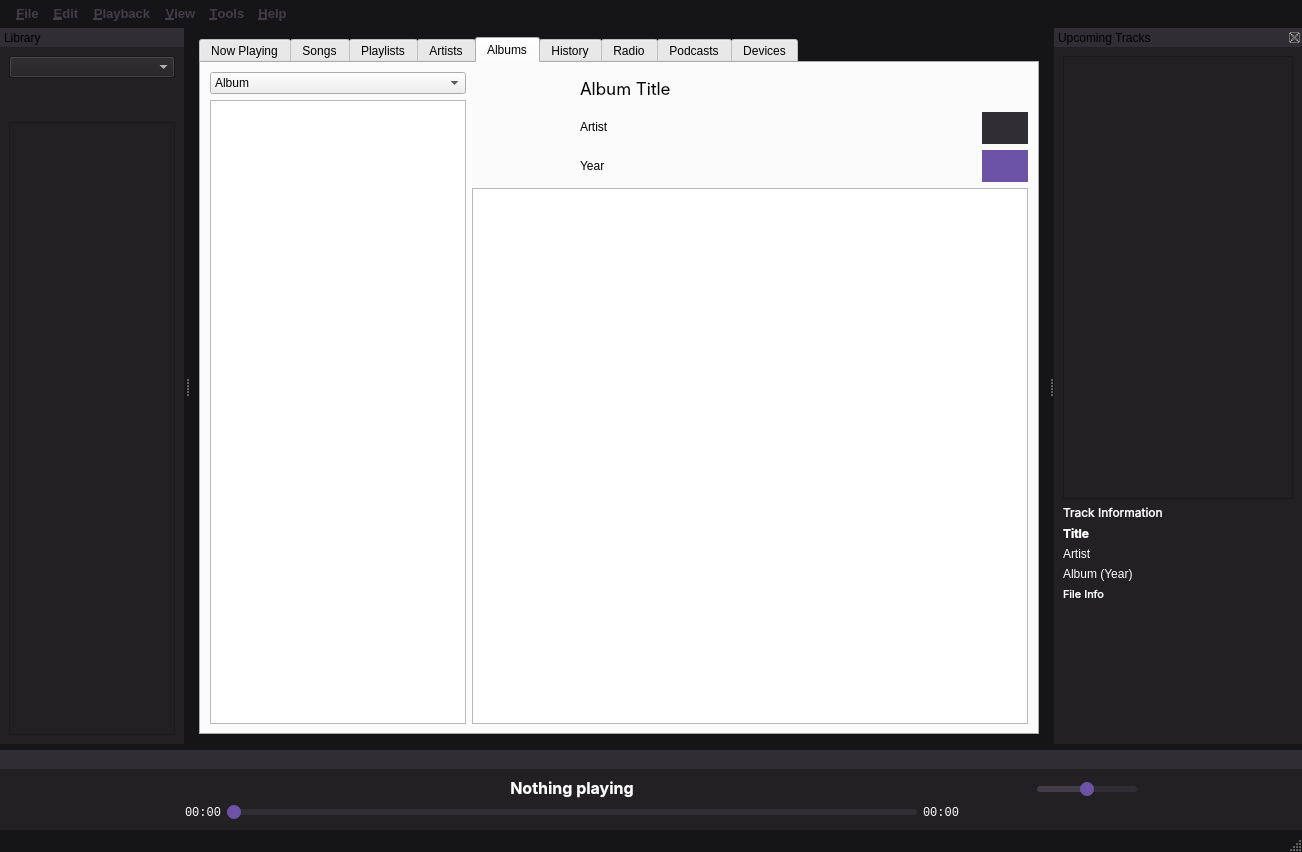
Qt form ui/player.ui (music-hive-dev/MusicHive) before a commit.
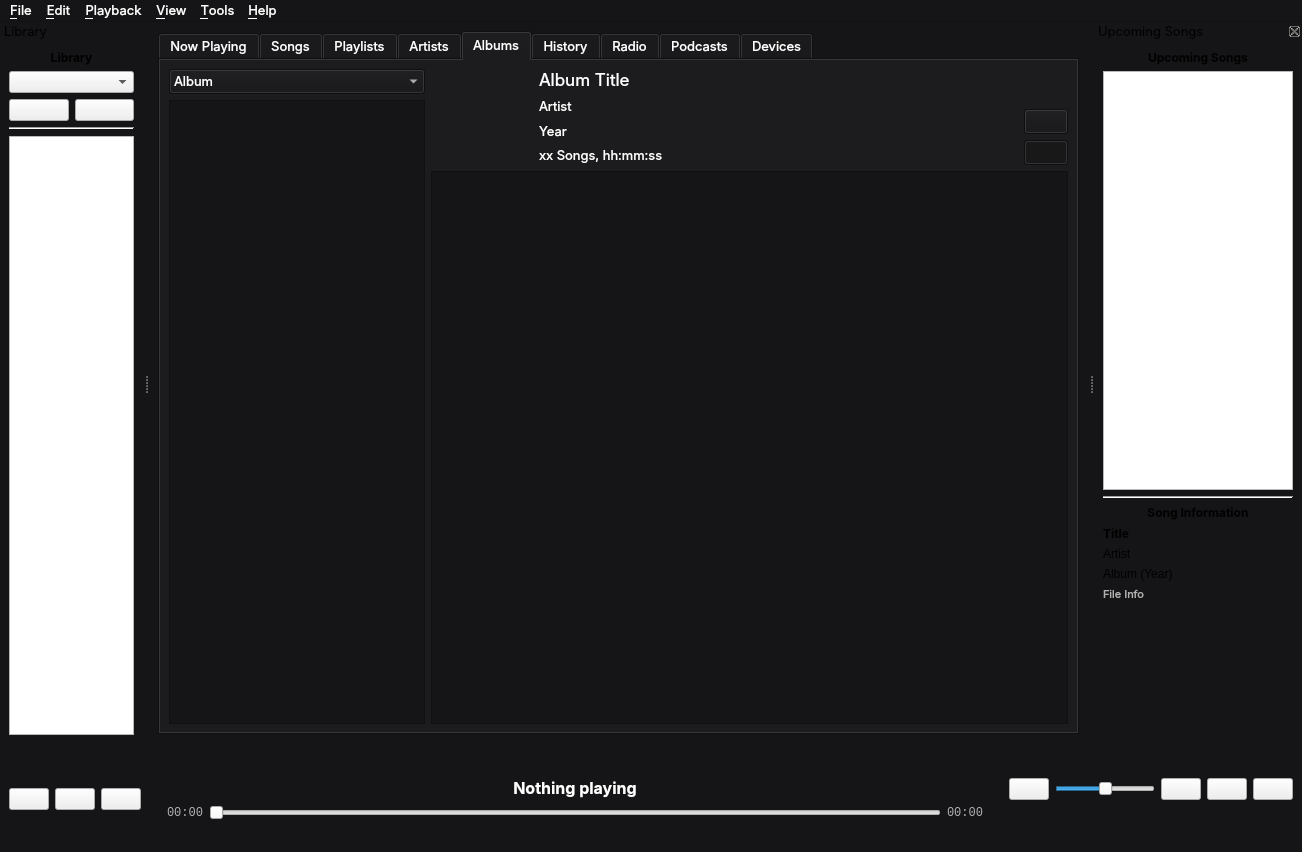
The same form after that commit. The open tabs and pages were chosen to show the change. Icons and pictures are not drawn.

Commit message: added rounded rows and popups, equaliser text fields and line by line lyric scrolling

```diff
--- a/ui/player.ui
+++ b/ui/player.ui
@@ -22,9 +22,9 @@
      <colorrole role="WindowText">
       <brush brushstyle="SolidPattern">
        <color alpha="255">
-        <red>224</red>
-        <green>226</green>
-        <blue>230</blue>
+        <red>255</red>
+        <green>255</green>
+        <blue>255</blue>
        </color>
       </brush>
      </colorrole>
@@ -76,9 +76,9 @@
      <colorrole role="Text">
       <brush brushstyle="SolidPattern">
        <color alpha="255">
-        <red>224</red>
-        <green>226</green>
-        <blue>230</blue>
+        <red>255</red>
+        <green>255</green>
+        <blue>255</blue>
        </color>
       </brush>
      </colorrole>
@@ -94,9 +94,9 @@
      <colorrole role="ButtonText">
       <brush brushstyle="SolidPattern">
        <color alpha="255">
-        <red>224</red>
-        <green>226</green>
-        <blue>230</blue>
+        <red>255</red>
+        <green>255</green>
+        <blue>255</blue>
        </color>
       </brush>
      </colorrole>
@@ -175,9 +175,9 @@
      <colorrole role="PlaceholderText">
       <brush brushstyle="SolidPattern">
        <color alpha="128">
-        <red>224</red>
-        <green>226</green>
-        <blue>230</blue>
+        <red>255</red>
+        <green>255</green>
+        <blue>255</blue>
        </color>
       </brush>
      </colorrole>
@@ -195,9 +195,9 @@
      <colorrole role="WindowText">
       <brush brushstyle="SolidPattern">
        <color alpha="255">
-        <red>224</red>
-        <green>226</green>
-        <blue>230</blue>
+        <red>255</red>
+        <green>255</green>
+        <blue>255</blue>
        </color>
       </brush>
      </colorrole>
@@ -249,9 +249,9 @@
      <colorrole role="Text">
       <brush brushstyle="SolidPattern">
        <color alpha="255">
-        <red>224</red>
-        <green>226</green>
-        <blue>230</blue>
+        <red>255</red>
+        <green>255</green>
+        <blue>255</blue>
        </color>
       </brush>
      </colorrole>
@@ -267,9 +267,9 @@
      <colorrole role="ButtonText">
       <brush brushstyle="SolidPattern">
        <color alpha="255">
-        <red>224</red>
-        <green>226</green>
-        <blue>230</blue>
+        <red>255</red>
+        <green>255</green>
+        <blue>255</blue>
        </color>
       </brush>
      </colorrole>
@@ -348,9 +348,9 @@
      <colorrole role="PlaceholderText">
       <brush brushstyle="SolidPattern">
        <color alpha="128">
-        <red>224</red>
-        <green>226</green>
-        <blue>230</blue>
+        <red>255</red>
+        <green>255</green>
+        <blue>255</blue>
        </color>
       </brush>
      </colorrole>
@@ -367,10 +367,10 @@
     <disabled>
      <colorrole role="WindowText">
       <brush brushstyle="SolidPattern">
-       <color alpha="255">
-        <red>224</red>
-        <green>226</green>
-        <blue>230</blue>
+       <color alpha="85">
+        <red>255</red>
+        <green>255</green>
+        <blue>255</blue>
        </color>
       </brush>
      </colorrole>
@@ -421,10 +421,10 @@
      </colorrole>
      <colorrole role="Text">
       <brush brushstyle="SolidPattern">
-       <color alpha="255">
-        <red>224</red>
-        <green>226</green>
-        <blue>230</blue>
+       <color alpha="85">
+        <red>255</red>
+        <green>255</green>
+        <blue>255</blue>
        </color>
       </brush>
      </colorrole>
@@ -439,10 +439,10 @@
      </colorrole>
      <colorrole role="ButtonText">
       <brush brushstyle="SolidPattern">
-       <color alpha="255">
-        <red>224</red>
-        <green>226</green>
-        <blue>230</blue>
+       <color alpha="85">
+        <red>255</red>
+        <green>255</green>
+        <blue>255</blue>
        </color>
       </brush>
      </colorrole>
@@ -520,10 +520,10 @@
      </colorrole>
      <colorrole role="PlaceholderText">
       <brush brushstyle="SolidPattern">
-       <color alpha="128">
-        <red>224</red>
-        <green>226</green>
-        <blue>230</blue>
+       <color alpha="43">
+        <red>255</red>
+        <green>255</green>
+        <blue>255</blue>
        </color>
       </brush>
      </colorrole>
@@ -570,7 +570,13 @@
    <string notr="true">/* ----- Global ----- */
 QWidget {
 	font-family: &quot;Inter&quot;, &quot;Segoe UI&quot;, sans-serif;
-	font-size: 10;
+	color: #ffffff;
+	selection-background-color: #6c53a6;
+	selection-color: #ffffff;
+}
+
+QWidget:disabled {
+	color: rgba(255, 255, 255, 85);
 }
 
 QMainWindow {
@@ -607,8 +613,8 @@
 }
 
 QPushButton:disabled {
-    background-color: #222023;
-    color: #433d47;
+    background-color: rgba(49, 45, 52, 128);
+    color: rgba(255, 255, 255, 85);
 }
 
 /* ----- Horizontal Sliders ----- */
@@ -663,9 +669,8 @@
     titlebar-close-icon: url(assets/x.svg);
 }
 
-QDockWidget QWidget {
+QDockWidget &gt; QWidget {
     background-color: #222023;
-    color: #ffffff;
 }
 
 QDockWidget::title {
@@ -677,7 +682,7 @@
 }
 
 QDockWidget::close-button {
-    background-color: 312d34;
+    background-color: #312d34;
     border: none;
     border-radius: 4px;
 
@@ -696,14 +701,15 @@
 /* ----- Menu bar and status bar ----- */
 QMenuBar {
     background-color: #151416;
-    color: #433d47;
+    color: rgba(255, 255, 255, 170);
 
     border: none;
 
-    padding: 4px 6px;
+    padding: 1px 4px;
+    spacing: 0px;
 
     font-family: &quot;Inter&quot;;
-    font-size: 13px;
+    font-size: 9pt;
     font-weight: 500;
 }
 
@@ -764,12 +770,14 @@
     background-color: #222023;
     width: 10px;
     margin: 0;
+    border-radius: 5px;
 }
 
 QScrollBar:horizontal {
     background-color: #222023;
     height: 10px;
     margin: 0;
+    border-radius: 5px;
 }
 
 QScrollBar::handle {
@@ -798,6 +806,365 @@
 
 QScrollBar::add-page, QScrollBar::sub-page {
     background: none;
+}
+
+/* ----- Less important text ----- */
+QLabel#playlistsTabDescription,
+QLabel#playlistsTabStats,
+QLabel#artistsTabDescription,
+QLabel#artistsTabStats,
+QLabel#albumsTabArtist,
+QLabel#albumsTabYear,
+QLabel#albumsTabStats,
+QLabel#deviceInfoNameLabel,
+QLabel#deviceInfoBatteryLabel,
+QLabel#deviceInfoModelLabel,
+QLabel#deviceInfoCapacityLabel,
+QLabel#deviceInfoFirmwareLabel,
+QLabel#deviceInfoFreeLabel,
+QLabel#deviceInfoSerialLabel,
+QLabel#deviceInfoSpaceLabel,
+QLabel#deviceInfoConnectionLabel,
+QLabel#deviceInfoFileSystemLabel,
+QLabel#deviceInfoStorageLabel,
+QLabel#deviceInfoLocationLabel,
+QLabel#syncMusicFolderLabel,
+QLabel#syncPlaylistFolderLabel,
+QLabel#syncPlaylistsLabel,
+QLabel#syncFormatLabel,
+QLabel#syncProfileLabel,
+QLabel#syncStatus {
+    color: rgba(255, 255, 255, 170);
+}
+
+/* ----- Windows and dialogs ----- */
+QDialog {
+    background-color: #222023;
+}
+
+QScrollArea {
+    background: transparent;
+    border: none;
+}
+
+QToolTip {
+    background-color: #312d34;
+    color: #ffffff;
+    font-family: &quot;Inter&quot;, &quot;Segoe UI&quot;, sans-serif;
+    font-size: 9pt;
+    border: none;
+    border-radius: 8px;
+    padding: 2px 6px;
+}
+
+/* ----- Tabs: only the selected tab has a shape, so inactive icons stay centred ----- */
+QWidget#centralwidget, QTabWidget#podcastsTab, QTabWidget#podcastsTab &gt; QStackedWidget &gt; QWidget {
+    background-color: #222023;
+}
+
+QTabWidget::pane {
+    border: none;
+    background-color: #222023;
+}
+
+QTabBar {
+    background: transparent;
+    qproperty-drawBase: 0;
+}
+
+QTabBar::tab {
+    background: transparent;
+    color: rgba(255, 255, 255, 170);
+}
+
+QTabBar::tab:selected {
+    background-color: #6c53a6;
+    color: #ffffff;
+    border: none;
+    border-radius: 14px;
+    padding: 6px 14px;
+}
+
+/* ----- Text fields ----- */
+QLineEdit, QTextEdit, QPlainTextEdit {
+    background-color: #312d34;
+    color: #ffffff;
+    border: none;
+    border-radius: 14px;
+    padding: 6px 12px;
+    placeholder-text-color: rgba(255, 255, 255, 170);
+}
+
+QLineEdit:focus, QTextEdit:focus, QPlainTextEdit:focus {
+    background-color: #433d47;
+}
+
+/* ----- Horizontal lines, the same as the outlines of lists and tables ----- */
+QFrame#line, QFrame#line_2 {
+    background-color: #312d34;
+    border: none;
+    min-height: 1px;
+    max-height: 1px;
+}
+
+/* ----- Dropdowns and number boxes ----- */
+QComboBox, QSpinBox, QDoubleSpinBox {
+    background-color: #312d34;
+    color: #ffffff;
+    border: none;
+    border-radius: 14px;
+    padding: 6px 12px;
+}
+
+/* The box around it already has the padding and shape */
+QSpinBox QLineEdit, QDoubleSpinBox QLineEdit {
+    background: transparent;
+    border-radius: 0px;
+    padding: 0px;
+}
+
+/* The equaliser's number boxes are narrow */
+QDialog#equaliserWindow QLineEdit {
+    border-radius: 12px;
+    padding: 2px;
+    min-height: 20px;
+    min-width: 36px;
+}
+
+QComboBox:hover, QSpinBox:hover, QDoubleSpinBox:hover {
+    background-color: #433d47;
+}
+
+QComboBox::drop-down {
+    border: none;
+    width: 26px;
+}
+
+/* A plain list instead of Qt's menu-like popup, which adds bars above and below */
+QComboBox {
+    combobox-popup: 0;
+}
+
+QComboBoxPrivateContainer {
+    background: transparent;
+    border: none;
+}
+
+QComboBox QAbstractItemView {
+    background-color: #312d34;
+    color: #ffffff;
+    border: none;
+    border-radius: 14px;
+    padding: 4px;
+    outline: 0;
+}
+
+QComboBox QAbstractItemView::item {
+    border-radius: 10px;
+    padding: 3px 8px;
+}
+
+QSpinBox::up-button, QDoubleSpinBox::up-button {
+    subcontrol-origin: border;
+    subcontrol-position: top right;
+    width: 20px;
+    border: none;
+    background: transparent;
+}
+
+QSpinBox::down-button, QDoubleSpinBox::down-button {
+    subcontrol-origin: border;
+    subcontrol-position: bottom right;
+    width: 20px;
+    border: none;
+    background: transparent;
+}
+
+QCheckBox {
+    spacing: 8px;
+}
+
+/* ----- Menus ----- */
+QMenuBar::item {
+    background: transparent;
+    padding: 2px 6px;
+    border-radius: 8px;
+}
+
+QMenuBar::item:selected {
+    background-color: #312d34;
+    color: #ffffff;
+}
+
+QMenu {
+    background-color: #222023;
+    color: #ffffff;
+    border: 1px solid #312d34;
+    border-radius: 14px;
+    padding: 4px;
+}
+
+QMenu::item {
+    padding: 3px 16px 3px 8px;
+    border-radius: 10px;
+}
+
+QMenu::item:selected {
+    background-color: #6c53a6;
+    color: #ffffff;
+}
+
+QMenu::item:disabled {
+    background: transparent;
+    color: rgba(255, 255, 255, 85);
+}
+
+QMenu::separator {
+    height: 1px;
+    background-color: #312d34;
+    margin: 2px 6px;
+}
+
+QMenu::indicator:non-exclusive:checked {
+    image: url(assets:check.svg);
+    width: 14px;
+    height: 14px;
+}
+
+/* ----- Lists and tables ----- */
+QAbstractItemView {
+    background-color: transparent;
+    alternate-background-color: rgba(49, 45, 52, 128);
+    color: #ffffff;
+    border: none;
+    outline: 0;
+}
+
+/* The view's own stripes are square, so each row draws a rounded one */
+QListView, QTableView {
+    alternate-background-color: rgba(0, 0, 0, 0);
+}
+
+QListView::item:alternate, QTableView::item:alternate {
+    background-color: rgba(49, 45, 52, 128);
+}
+
+QAbstractItemView::item:hover {
+    background-color: #312d34;
+}
+
+QAbstractItemView::item:selected {
+    background-color: #6c53a6;
+    color: #ffffff;
+}
+
+QListView::item, QTreeView::item {
+    border-radius: 10px;
+}
+
+/* A table row is rounded by the outer corners of its first and last cell */
+QTableView::item:first {
+    border-top-left-radius: 10px;
+    border-bottom-left-radius: 10px;
+}
+
+QTableView::item:last {
+    border-top-right-radius: 10px;
+    border-bottom-right-radius: 10px;
+}
+
+QTableView::item:only-one {
+    border-radius: 10px;
+}
+
+QTableView {
+    /* Otherwise a square selection is drawn behind the rounded one */
+    selection-background-color: rgba(0, 0, 0, 0);
+    show-decoration-selected: 0;
+    gridline-color: transparent;
+    border: 1px solid #312d34;
+    border-radius: 14px;
+    padding: 3px;
+}
+
+QListView#upcomingList,
+QListView#thisList,
+QListView#songFilterList,
+QListView#artistFilterList,
+QListView#albumFilterList {
+    border: 1px solid #312d34;
+    border-radius: 14px;
+    padding: 3px;
+}
+
+/* Scrollbars stop short of the rounded corners of an outline */
+QTableView QScrollBar:vertical,
+QListView#upcomingList QScrollBar:vertical,
+QListView#thisList QScrollBar:vertical,
+QListView#songFilterList QScrollBar:vertical,
+QListView#artistFilterList QScrollBar:vertical,
+QListView#albumFilterList QScrollBar:vertical {
+    margin: 12px 0px;
+}
+
+QTableView QScrollBar:horizontal {
+    margin: 0px 12px;
+}
+
+/* Clear of the outline's rounded corners */
+QTableView QScrollBar:vertical {
+    background: transparent;
+    margin: 14px 0;
+}
+
+QTableView QScrollBar:horizontal {
+    background: transparent;
+    margin: 0 14px;
+}
+
+QHeaderView {
+    background: transparent;
+    border: none;
+}
+
+QHeaderView::section {
+    background: transparent;
+    color: rgba(255, 255, 255, 170);
+    border: none;
+    padding: 6px 8px;
+}
+
+QTableCornerButton::section {
+    background: transparent;
+    border: none;
+}
+
+/* ----- Progress bars and status bar ----- */
+QProgressBar {
+    background-color: #312d34;
+    color: #ffffff;
+    border: none;
+    border-radius: 8px;
+    text-align: center;
+}
+
+QProgressBar::chunk {
+    background-color: #6c53a6;
+    border-radius: 8px;
+}
+
+QStatusBar {
+    background-color: #151416;
+    color: rgba(255, 255, 255, 170);
+}
+
+QStatusBar::item {
+    border: none;
+}
+
+QStatusBar QLabel {
+    background: transparent;
+    color: rgba(255, 255, 255, 170);
 }</string>
   </property>
   <widget class="QWidget" name="centralwidget">
@@ -1673,6 +2040,9 @@
                 <height>16777215</height>
                </size>
               </property>
+              <property name="alternatingRowColors">
+               <bool>true</bool>
+              </property>
              </widget>
             </item>
            </layout>
@@ -1763,6 +2133,13 @@
                   </property>
                  </widget>
                 </item>
+                <item>
+                 <widget class="QLabel" name="albumsTabStats">
+                  <property name="text">
+                   <string>xx Songs, hh:mm:ss</string>
+                  </property>
+                 </widget>
+                </item>
                </layout>
               </item>
               <item>
@@ -2340,6 +2717,9 @@
    <property name="autoFillBackground">
     <bool>false</bool>
    </property>
+   <property name="sizeGripEnabled">
+    <bool>false</bool>
+   </property>
   </widget>
   <widget class="QMenuBar" name="menuBar_2">
    <property name="geometry">
@@ -2347,7 +2727,7 @@
      <x>0</x>
      <y>0</y>
      <width>1302</width>
-     <height>29</height>
+     <height>21</height>
     </rect>
    </property>
    <widget class="QMenu" name="menuFile">
@@ -2446,13 +2826,29 @@
     <set>Qt::DockWidgetArea::RightDockWidgetArea</set>
    </property>
    <property name="windowTitle">
-    <string>Upcoming Tracks</string>
+    <string>Upcoming Songs</string>
    </property>
    <attribute name="dockWidgetArea">
     <number>2</number>
    </attribute>
    <widget class="QWidget" name="dockWidgetContents">
     <layout class="QVBoxLayout" name="verticalLayout_4">
+     <item>
+      <widget class="QLabel" name="label_2">
+       <property name="font">
+        <font>
+         <family>Inter</family>
+         <bold>true</bold>
+        </font>
+       </property>
+       <property name="text">
+        <string>Upcoming Songs</string>
+       </property>
+       <property name="alignment">
+        <set>Qt::AlignmentFlag::AlignCenter</set>
+       </property>
+      </widget>
+     </item>
      <item>
       <widget class="QListView" name="upcomingList">
        <property name="sizePolicy">
@@ -2461,14 +2857,27 @@
          <verstretch>0</verstretch>
         </sizepolicy>
        </property>
+       <property name="horizontalScrollBarPolicy">
+        <enum>Qt::ScrollBarPolicy::ScrollBarAlwaysOff</enum>
+       </property>
        <property name="autoScroll">
         <bool>true</bool>
        </property>
+       <property name="alternatingRowColors">
+        <bool>true</bool>
+       </property>
        <property name="selectionMode">
         <enum>QAbstractItemView::SelectionMode::ExtendedSelection</enum>
        </property>
       </widget>
      </item>
+     <item>
+      <widget class="Line" name="line_2">
+       <property name="orientation">
+        <enum>Qt::Orientation::Horizontal</enum>
+       </property>
+      </widget>
+     </item>
      <item>
       <layout class="QVBoxLayout" name="verticalLayout_2">
        <property name="topMargin">
@@ -2479,14 +2888,17 @@
          <property name="font">
           <font>
            <family>Inter</family>
-           <bold>false</bold>
+           <bold>true</bold>
           </font>
          </property>
          <property name="autoFillBackground">
           <bool>false</bool>
          </property>
          <property name="text">
-          <string>Track Information</string>
+          <string>Song Information</string>
+         </property>
+         <property name="alignment">
+          <set>Qt::AlignmentFlag::AlignCenter</set>
          </property>
         </widget>
        </item>
@@ -2551,7 +2963,7 @@
           <string notr="true">/* Global */
 QWidget {
     background-color: transparent;
-    color: #ffffff;
+    color: rgba(255, 255, 255, 170);
     font-family: &quot;Inter&quot;, sans-serif;
     font-size: 8pt;
     border: none;
@@ -2642,6 +3054,22 @@
    </attribute>
    <widget class="QWidget" name="libraryDockContents">
     <layout class="QVBoxLayout" name="verticalLayout_5">
+     <item>
+      <widget class="QLabel" name="label">
+       <property name="font">
+        <font>
+         <family>Inter</family>
+         <bold>true</bold>
+        </font>
+       </property>
+       <property name="text">
+        <string>Library</string>
+       </property>
+       <property name="alignment">
+        <set>Qt::AlignmentFlag::AlignCenter</set>
+       </property>
+      </widget>
+     </item>
      <item>
       <layout class="QVBoxLayout" name="leftMenu">
        <property name="leftMargin">
@@ -2714,6 +3142,13 @@
          </item>
         </layout>
        </item>
+       <item>
+        <widget class="Line" name="line">
+         <property name="orientation">
+          <enum>Qt::Orientation::Horizontal</enum>
+         </property>
+        </widget>
+       </item>
        <item>
         <widget class="QTreeView" name="sideList">
          <property name="styleSheet">
@@ -2954,7 +3389,7 @@
               <string notr="true">/* Global */
 QWidget {
     background-color: transparent;
-    color: #ffffff;
+    color: rgba(255, 255, 255, 170);
     font-family: monospace;
     font-size: 9pt;
     border: none;
@@ -2990,7 +3425,7 @@
               <string notr="true">/* Global */
 QWidget {
     background-color: transparent;
-    color: #ffffff;
+    color: rgba(255, 255, 255, 170);
     font-family: monospace;
     font-size: 9pt;
     border: none;
```
Left out of the diff: 42 changed lines with no effect on the pictures. The commit also changes 10 other files.
